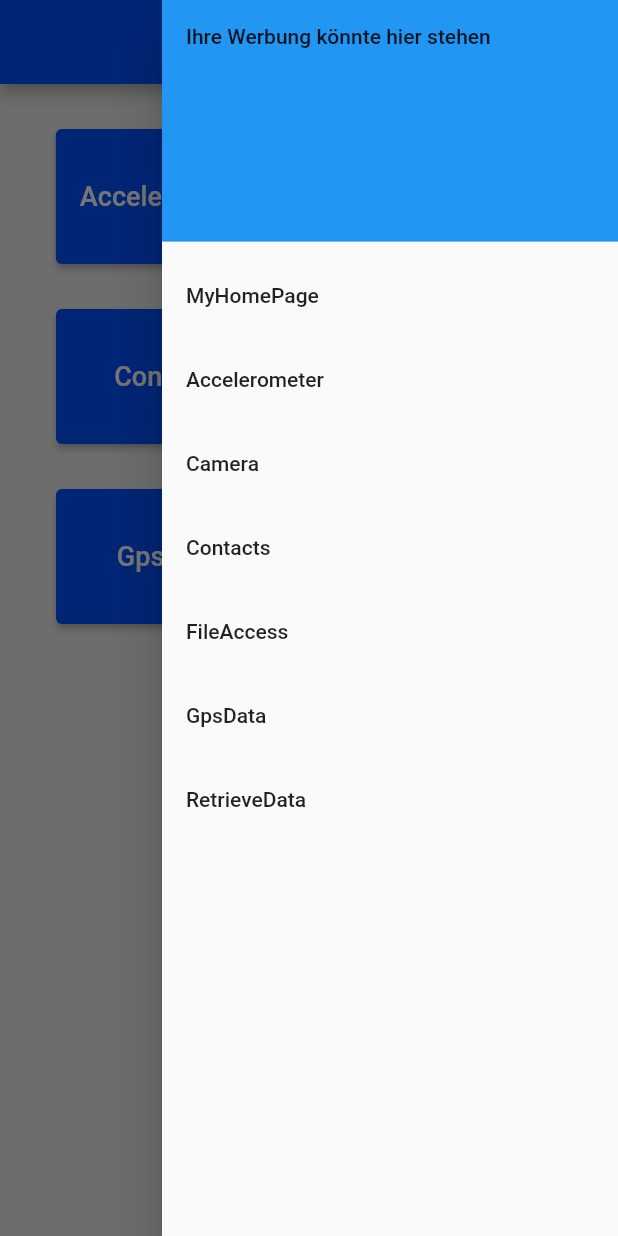
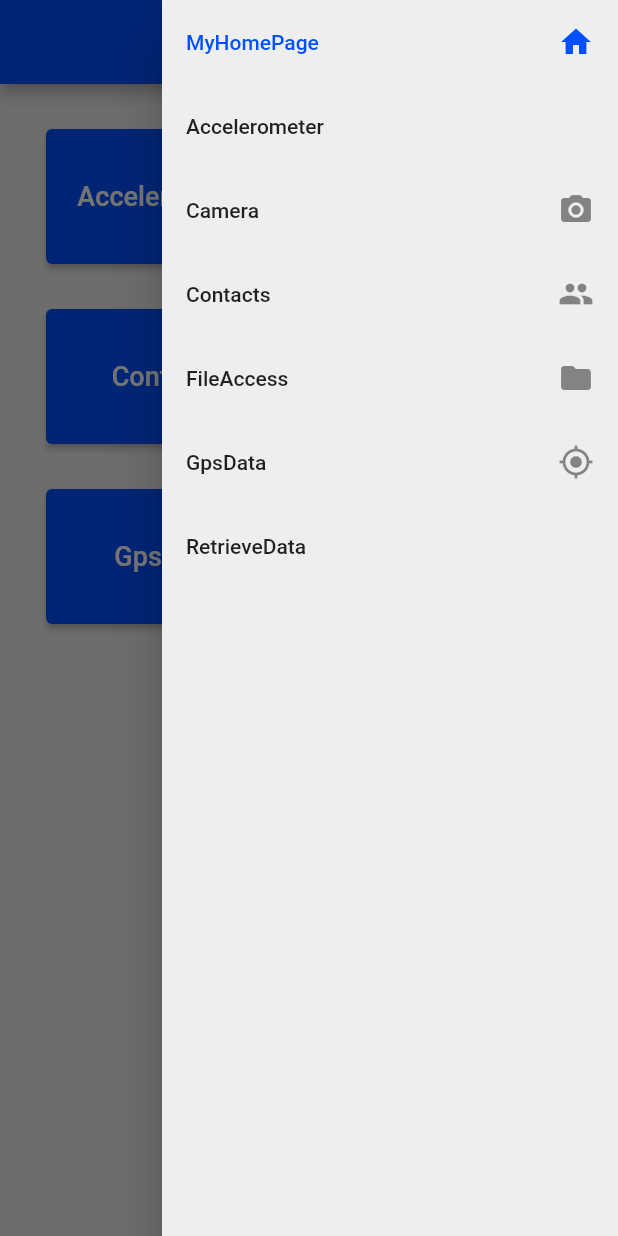
Before and after one commit to Ententerminator/Flutter, a Flutter app: the screen it shows after launch, with the side drawer open, on a phone screen of 412 x 824 dp. Run offline on Flutter 3.47's test engine with Material 2 defaults, Android fonts, the phone set to English and light mode, and no system bars; our stand-ins replace camera, file_picker, flutter_contacts, geolocator, image_gallery_saver, open_file and 2 more; Roboto replaces fonts that are missing (Times New Roman).

Commit message:
drawer beautified, font size?

```diff
--- a/example_flutter_app/lib/accelerometer.dart
+++ b/example_flutter_app/lib/accelerometer.dart
@@ -54,7 +54,7 @@ class _AccelerometerState extends State<Accelerometer> {
           Text(' z is ' + z.toString()),
         ]),
       ),
-      endDrawer: MyDrawer(),
+      endDrawer: MyDrawer('Accelerometer'),
     );
   }
 }
--- a/example_flutter_app/lib/camera.dart
+++ b/example_flutter_app/lib/camera.dart
@@ -81,12 +81,12 @@ class _CameraState extends State<Camera> {
             },
             child: const Icon(Icons.camera_alt),
           ),
-          endDrawer: MyDrawer(),
+          endDrawer: MyDrawer('Camera'),
         )
         : Scaffold(
           appBar: MyAppbar('Camera'),
           body: Center(child: CircularProgressIndicator()),
-          endDrawer: MyDrawer(),
+          endDrawer: MyDrawer('Camera'),
         );
   }
 }
--- a/example_flutter_app/lib/contacts.dart
+++ b/example_flutter_app/lib/contacts.dart
@@ -74,7 +74,7 @@ class _ContactsState extends State<Contacts> {
           ]
         ),
       ),
-      endDrawer: MyDrawer(),
+      endDrawer: MyDrawer('Contacts'),
     );
   }
 }
--- a/example_flutter_app/lib/drawer.dart
+++ b/example_flutter_app/lib/drawer.dart
@@ -10,22 +10,23 @@ import 'home_page.dart';
 import 'retrieve_data.dart';
 
 class MyDrawer extends StatelessWidget {
+  String name;
+  MyDrawer(this.name){print(name);}
+
   @override
   Widget build(BuildContext context) {
     return Drawer(
+      backgroundColor: Color.fromARGB(255, 238, 238, 238),
+      child: SafeArea(
         child: ListView(
           padding: EdgeInsets.zero,
           children: [
-          //TODO: entfernen, aber genug platz trotzdem lassen (wie in react native?)
-          DrawerHeader(
-            decoration: BoxDecoration(
-              color: Colors.blue,
-            ),
-            child: Text('Ihre Werbung könnte hier stehen'),
-          ),
             ListTile(
+              trailing: const Icon(Icons.home),
               title: const Text('MyHomePage'),
-            selected: runtimeType.toString() == 'MyHomePage',
+              selected: name == 'MyHomePage',
+              selectedColor: Theme.of(context).colorScheme.primary,
+              //selectedTileColor: Theme.of(context).colorScheme.secondary,
               onTap: () {
                 CurrentPage.setPage('MyHomePage');
                 Navigator.pop(context);
@@ -35,6 +36,8 @@ class MyDrawer extends StatelessWidget {
             ),
             ListTile(
               title: const Text('Accelerometer'),
+              selected: name == 'Accelerometer',
+              selectedColor: Theme.of(context).colorScheme.primary,
               onTap: () {
                 CurrentPage.setPage('Accelerometer');
                 Navigator.pop(context);
@@ -43,7 +46,10 @@ class MyDrawer extends StatelessWidget {
               },
             ),
             ListTile(
+              trailing: const Icon(Icons.photo_camera),
               title: const Text('Camera'),
+              selected: name == 'Camera',
+              selectedColor: Theme.of(context).colorScheme.primary,
               onTap: () {
                 CurrentPage.setPage('Camera');
                 Navigator.pop(context);
@@ -52,7 +58,10 @@ class MyDrawer extends StatelessWidget {
               },
             ),
             ListTile(
+              trailing: const Icon(Icons.group),
               title: const Text('Contacts'),
+              selected: name == 'Contacts',
+              selectedColor: Theme.of(context).colorScheme.primary,
               onTap: () {
                 CurrentPage.setPage('Contacts');
                 Navigator.pop(context);
@@ -61,7 +70,10 @@ class MyDrawer extends StatelessWidget {
               },
             ),
             ListTile(
+              trailing: const Icon(Icons.folder),
               title: const Text('FileAccess'),
+              selected: name == 'FileAccess',
+              selectedColor: Theme.of(context).colorScheme.primary,
               onTap: () {
                 CurrentPage.setPage('FileAccess');
                 Navigator.pop(context);
@@ -70,7 +82,10 @@ class MyDrawer extends StatelessWidget {
               },
             ),
             ListTile(
+              trailing: const Icon(Icons.gps_fixed),
               title: const Text('GpsData'),
+              selected: name == 'GpsData',
+              selectedColor: Theme.of(context).colorScheme.primary,
               onTap: () {
                 CurrentPage.setPage('GpsData');
                 Navigator.pop(context);
@@ -80,6 +95,8 @@ class MyDrawer extends StatelessWidget {
             ),
             ListTile(
               title: const Text('RetrieveData'),
+              selected: name == 'RetrieveData',
+              selectedColor: Theme.of(context).colorScheme.primary,
               onTap: () {
                 CurrentPage.setPage('RetrieveData');
                 Navigator.pop(context);
@@ -89,6 +106,7 @@ class MyDrawer extends StatelessWidget {
             ),
           ],
         ),
+      )
     );
   }
 }
--- a/example_flutter_app/lib/file_access.dart
+++ b/example_flutter_app/lib/file_access.dart
@@ -89,7 +89,7 @@ class _FileAccessState extends State<FileAccess> {
           ]
         )
       ),
-      endDrawer: MyDrawer(),
+      endDrawer: MyDrawer('FileAccess'),
     );
   }
 }
--- a/example_flutter_app/lib/gps_data.dart
+++ b/example_flutter_app/lib/gps_data.dart
@@ -88,7 +88,7 @@ class _GpsDataState extends State<GpsData> {
           Text('Longitude is ${_longitude}'),
         ]),
       ),
-      endDrawer: MyDrawer(),
+      endDrawer: MyDrawer('GpsData'),
     );
   }
 }
--- a/example_flutter_app/lib/home_page.dart
+++ b/example_flutter_app/lib/home_page.dart
@@ -8,9 +8,6 @@ import 'drawer.dart';
 import 'file_access.dart';
 import 'gps_data.dart';
 import 'retrieve_data.dart';
-
-//entweder 3 rows 1 column
-//oder buttons padding rundherum geben
 
 class HomepageButton extends StatelessWidget{
   String text;
@@ -30,8 +27,7 @@ class HomepageButton extends StatelessWidget{
             MaterialPageRoute(builder: (context) => this.page));
       },
       style: ElevatedButton.styleFrom(
-        minimumSize: Size(150, 90),
-        //padding: EdgeInsets.symmetric(vertical: 100)
+        minimumSize: Size(160, 90),
       )
     );
   }
@@ -47,7 +43,6 @@ class MyHomePage extends StatelessWidget {
         centerTitle: true,
       ),
       body: Column(
-        //mainAxisAlignment: MainAxisAlignment.spaceEvenly,
         children: [
           SizedBox( height: 30,),
           Row(
@@ -56,8 +51,6 @@ class MyHomePage extends StatelessWidget {
             children: <Widget>[
               HomepageButton('Accelerometer', Accelerometer()),
               HomepageButton('Camera', Camera()),
-              //Padding(padding: EdgeInsets.fromLTRB(20, 120, 20, 0))
-
             ],
           ),
           SizedBox( height: 30,),
@@ -66,7 +59,6 @@ class MyHomePage extends StatelessWidget {
             children: <Widget>[
               HomepageButton('Contacts', Contacts()),
               HomepageButton('FileAccess', FileAccess()),
-              //Padding(padding: EdgeInsets.fromLTRB(0, 0, 0, 0))
             ],
           ),
           SizedBox( height: 30,),
@@ -79,7 +71,7 @@ class MyHomePage extends StatelessWidget {
           ),
         ],
       ),
-      endDrawer: MyDrawer(),
+      endDrawer: MyDrawer(this.runtimeType.toString()),
     );
   }
 }
--- a/example_flutter_app/lib/main.dart
+++ b/example_flutter_app/lib/main.dart
@@ -17,10 +17,14 @@ class MyApp extends StatelessWidget {
     return MaterialApp(
       home: SavedPage(),
       theme: ThemeData(
+        fontFamily: 'Times New Roman',
+        //navigationDrawerTheme: NavigationDrawerThemeData( labelTextStyle: ),
+        primaryColor: Color.fromARGB(255, 0, 80, 255),
         scaffoldBackgroundColor: Color.fromARGB(255, 238, 238, 238),
         colorScheme: ColorScheme.fromSeed(
           seedColor: Color.fromARGB(0, 0, 0, 0),
           primary: Color.fromARGB(255, 0, 80, 255),
+          secondary: Color.fromARGB(50, 0, 81, 255)
         )
       )
     );
@@ -59,8 +63,15 @@ class SavedPageState extends State<SavedPage> with WidgetsBindingObserver{
     if (state == AppLifecycleState.resumed) {
         ScaffoldMessenger.of(context).showSnackBar(
           SnackBar(
-            content: const Text('Welcome Back'),
-            duration: const Duration(milliseconds: 1500)
+            content: const Text(
+              'Welcome Back',
+              textAlign: TextAlign.center,
+              style: TextStyle(
+                fontFamily: 'Times New Roman'
+              )
+            ),
+            duration: const Duration(milliseconds: 1500),
+            backgroundColor: Color.fromARGB(255, 0, 80, 255),
           ),
         );
     }
--- a/example_flutter_app/lib/retrieve_data.dart
+++ b/example_flutter_app/lib/retrieve_data.dart
@@ -80,7 +80,7 @@ class _RetrieveDataState extends State<RetrieveData> {
           ),
         )
       ),
-      endDrawer: MyDrawer(),
+      endDrawer: MyDrawer('RetrieveData'),
     );
   }
 }
```
Lines whose indentation alone changed are shown as unchanged.
